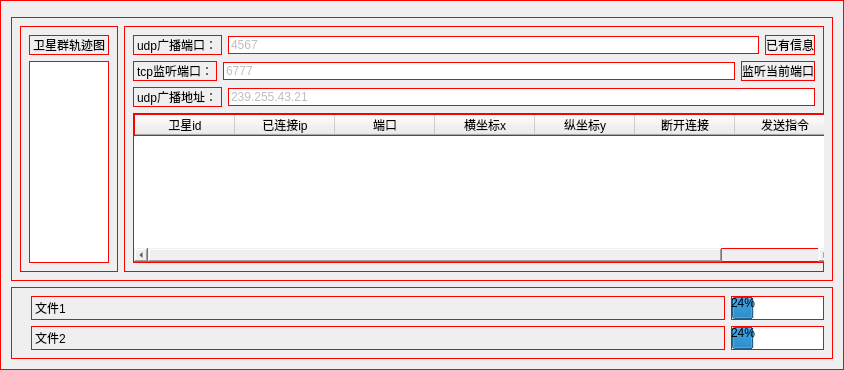
Before: the Qt Designer form server.ui in VictorySong/ls, drawn with Qt 5.
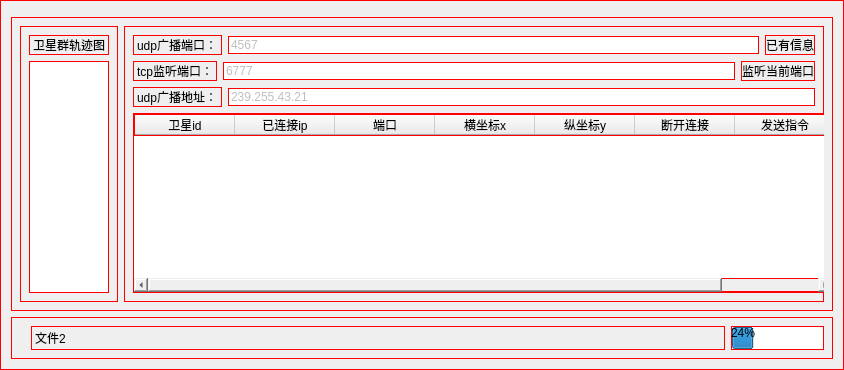
After: the same form once the commit is applied.

Commit message: 添加传输文件的功能，但ui显示界面仍存在问题

Patch:
```diff
--- a/server.ui
+++ b/server.ui
@@ -6,7 +6,7 @@
    <rect>
     <x>0</x>
     <y>0</y>
-    <width>833</width>
+    <width>840</width>
     <height>370</height>
    </rect>
   </property>
@@ -303,36 +303,6 @@
       <property name="leftMargin">
        <number>20</number>
       </property>
-      <item>
-       <layout class="QHBoxLayout" name="horizontalLayout_5">
-        <item>
-         <widget class="QLabel" name="label_5">
-          <property name="text">
-           <string>文件1</string>
-          </property>
-         </widget>
-        </item>
-        <item>
-         <widget class="QProgressBar" name="progressBar">
-          <property name="sizePolicy">
-           <sizepolicy hsizetype="Fixed" vsizetype="Fixed">
-            <horstretch>0</horstretch>
-            <verstretch>0</verstretch>
-           </sizepolicy>
-          </property>
-          <property name="baseSize">
-           <size>
-            <width>500</width>
-            <height>0</height>
-           </size>
-          </property>
-          <property name="value">
-           <number>24</number>
-          </property>
-         </widget>
-        </item>
-       </layout>
-      </item>
       <item>
        <layout class="QHBoxLayout" name="horizontalLayout_6">
         <item>
```
The commit also changes 10 other files.
